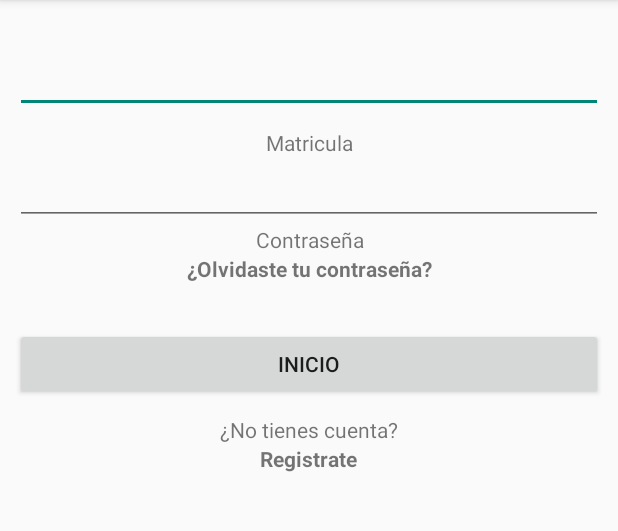
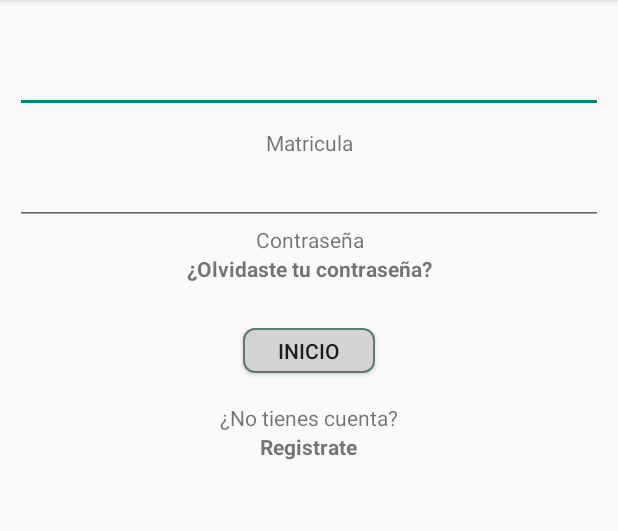
Before and after one commit to DianiSN/BolsaTrabajo, an Android app: the screen it shows after launch (MainActivity), on a phone screen of 412 x 824 dp, the part 84-615 px from its top. Run offline under Robolectric (Android 15) with nearby library versions, the phone set to English and light mode, and no system bars.

Commit message:
Lovely Button
Button now looks more fifí :)

```diff
--- a/FinalProject/app/src/main/java/com/example/diana/finalproject/Solicitud.java
+++ b/FinalProject/app/src/main/java/com/example/diana/finalproject/Solicitud.java
@@ -16,6 +16,7 @@ import android.widget.EditText;
 public class Solicitud extends AppCompatActivity implements View.OnClickListener
 {
 
+    public static final String EMPRESA_BUNDLE = "EMPRESA_BUNDLE";
     Button bEnviar;
     EditText eCorreo, eCelular, eMensaje;
 
--- a/FinalProject/app/src/main/java/com/example/diana/finalproject/Vacante.java
+++ b/FinalProject/app/src/main/java/com/example/diana/finalproject/Vacante.java
@@ -1,5 +1,7 @@
 package com.example.diana.finalproject;
 
+import android.app.FragmentManager;
+import android.app.FragmentTransaction;
 import android.content.Intent;
 import android.support.v7.app.AppCompatActivity;
 import android.os.Bundle;
@@ -26,7 +28,7 @@ public class Vacante extends AppCompatActivity implements View.OnClickListener
         bAplicar = (Button) findViewById(R.id.bAplicar);
         bAplicar.setOnClickListener(this);
 
-        // dependiendo del click, carga la info correspondiente
+        // dependiendo del click, carga la info correspondiente **
 
 
 
--- /dev/null
+++ b/FinalProject/app/src/main/res/drawable/mybutton.xml
@@ -0,0 +1,30 @@
+<?xml version="1.0" encoding="utf-8"?>
+<selector xmlns:android="http://schemas.android.com/apk/res/android" >
+
+
+    <item android:state_pressed="true" >
+        <shape android:shape="rectangle"  >
+            <corners android:radius="7dip" />
+            <stroke android:width="1dip" android:color="#5e7974" />
+            <gradient android:angle="-90" android:startColor="#d3d3d3" android:endColor="#d3d3d3"  />
+        </shape>
+    </item>
+
+    <item android:state_focused="true">
+        <shape android:shape="rectangle"  >
+            <corners android:radius="7dip" />
+            <stroke android:width="1dip" android:color="#5e7974" />
+            <solid android:color="#58857e"/>
+        </shape>
+    </item>
+
+    <item >
+        <shape android:shape="rectangle"  >
+            <corners android:radius="7dip" />
+            <stroke android:width="1dip" android:color="#5e7974" />
+            <gradient android:angle="-90" android:startColor="#d3d3d3" android:endColor="#d3d3d3" />
+        </shape>
+    </item>
+
+
+</selector>
--- a/FinalProject/app/src/main/res/layout/activity_main.xml
+++ b/FinalProject/app/src/main/res/layout/activity_main.xml
@@ -21,64 +21,78 @@
         android:layout_marginBottom="10dp"
         android:layout_marginTop="20dp"
         android:gravity="center"
-        android:layout_height="wrap_content" />
+        android:layout_height="0dp"
+        android:layout_weight="1" />
 
     <TextView
         android:layout_width="match_parent"
         android:text="Matricula"
-        android:layout_height="wrap_content"
+        android:layout_height="0dp"
 
-        android:gravity="center" />
+        android:gravity="center"
+        android:layout_weight="1" />
 
     <EditText
         android:id="@+id/eContrasena"
         android:layout_width="match_parent"
-        android:layout_height="wrap_content"
+        android:layout_height="0dp"
         android:gravity="center"
-        android:password="true" />
+        android:password="true"
+        android:layout_weight="1" />
 
     <TextView
         android:layout_width="match_parent"
         android:text="Contraseña"
 
-        android:layout_height="wrap_content"
-        android:gravity="center"/>
+        android:layout_height="0dp"
+        android:gravity="center"
+        android:layout_weight="1" />
 
 
     <TextView
         android:id="@+id/tvOlvidoPass"
         android:layout_width="match_parent"
         android:text="¿Olvidaste tu contraseña?"
-        android:layout_height="wrap_content"
+        android:layout_height="0dp"
         android:clickable="true"
         android:textStyle="bold"
         android:layout_marginBottom="30dp"
-        android:gravity="center" />
+        android:gravity="center"
+        android:layout_weight="1" />
 
+        <RelativeLayout android:id="@+id/RelativeLayout01"
+            android:layout_width="fill_parent"
+            android:layout_height="fill_parent"
+            xmlns:android="http://schemas.android.com/apk/res/android">
+                        <Button
+                            android:id="@+id/bLogin"
+                            android:text="INICIO"
+                            android:padding="1dp"
+                            android:background="@drawable/mybutton"
+                            android:gravity="center"
+                            android:layout_marginBottom="20dp"
 
-
-    <Button
-        android:id="@+id/bLogin"
-        android:text="INICIO"
-        android:layout_marginBottom="10dp"
-        android:layout_width="match_parent"
-        android:layout_height="wrap_content" />
+                            android:layout_width="wrap_content"
+                            android:layout_height="30dp"
+                            android:layout_centerHorizontal="true" />
+        </RelativeLayout>
 
     <TextView
         android:id="@+id/tvRegistro"
         android:layout_width="wrap_content"
         android:text="¿No tienes cuenta?"
         android:layout_gravity="center_horizontal"
-        android:layout_height="wrap_content" />
+        android:layout_height="0dp"
+        android:layout_weight="1" />
     <TextView
         android:id="@+id/tvLinkRegistro"
         android:layout_width="wrap_content"
         android:text="Registrate"
         android:textStyle="bold"
         android:layout_gravity="center_horizontal"
-        android:layout_height="wrap_content"
+        android:layout_height="0dp"
         android:clickable="true"
-        />
+        android:layout_weight="1" />
 
     </LinearLayout>
 </ScrollView>
--- a/FinalProject/app/src/main/res/values/strings.xml
+++ b/FinalProject/app/src/main/res/values/strings.xml
@@ -8,4 +8,7 @@
     <string name="title_activity_perfil">Perfil</string>
     <string name="title_activity_vacante">Vacante</string>
     <string name="title_activity_editPerfil">Editar Perfil</string>
+
+<!-- TODO: Remove or change this placeholder text -->
+    <string name="hello_blank_fragment">Hello blank fragment</string>
 </resources>
```
Also changed, not shown: FinalProject/app/src/main/java/com/example/diana/finalproject/ShowInicio.java (+8 -1 lines), FinalProject/app/src/main/java/com/example/diana/finalproject/VacanteInformacion.java (added, +35 -0 lines), FinalProject/app/src/main/java/com/example/diana/finalproject/Vacante_base.java (added, +42 -0 lines), FinalProject/app/src/main/res/layout/activity_contrasenia.xml (+16 -8 lines), FinalProject/app/src/main/res/layout/activity_editperfil.xml (+10 -3 lines), FinalProject/app/src/main/res/layout/activity_register.xml (+16 -5 lines), FinalProject/app/src/main/res/layout/activity_solicitud.xml (+16 -7 lines), FinalProject/app/src/main/res/layout/activity_vacante.xml (+18 -4 lines), 2 other files.
